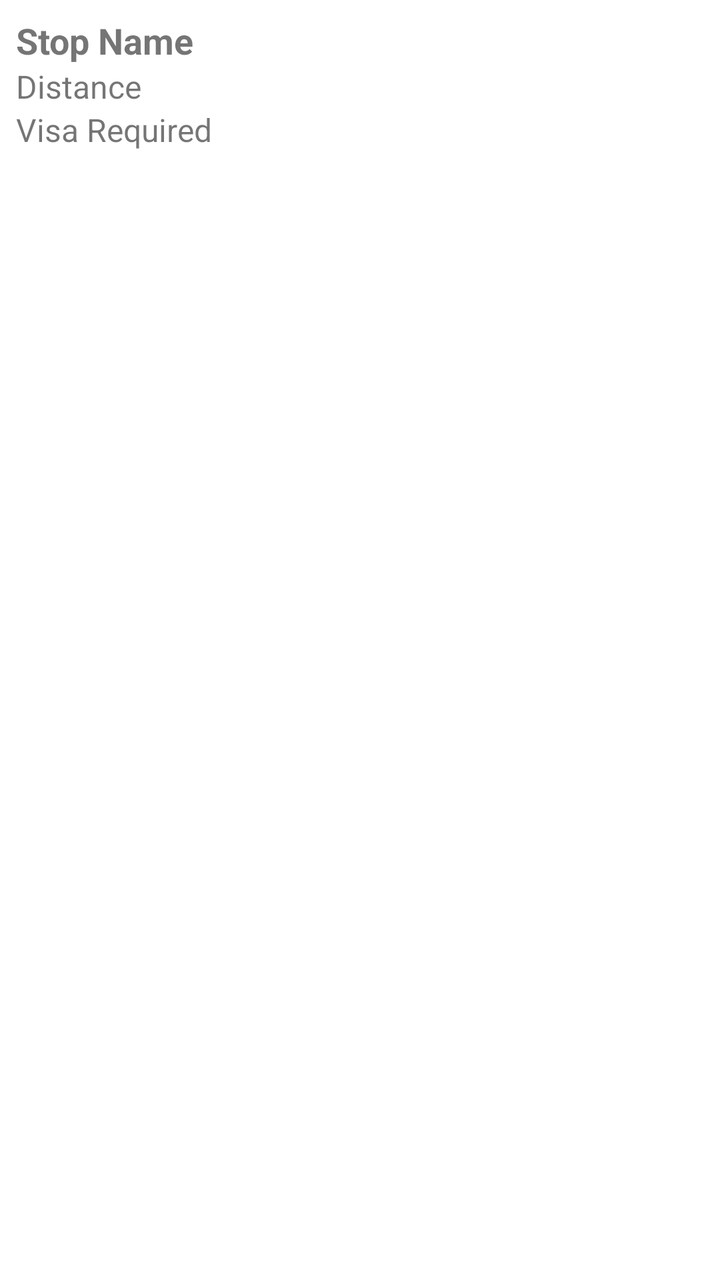
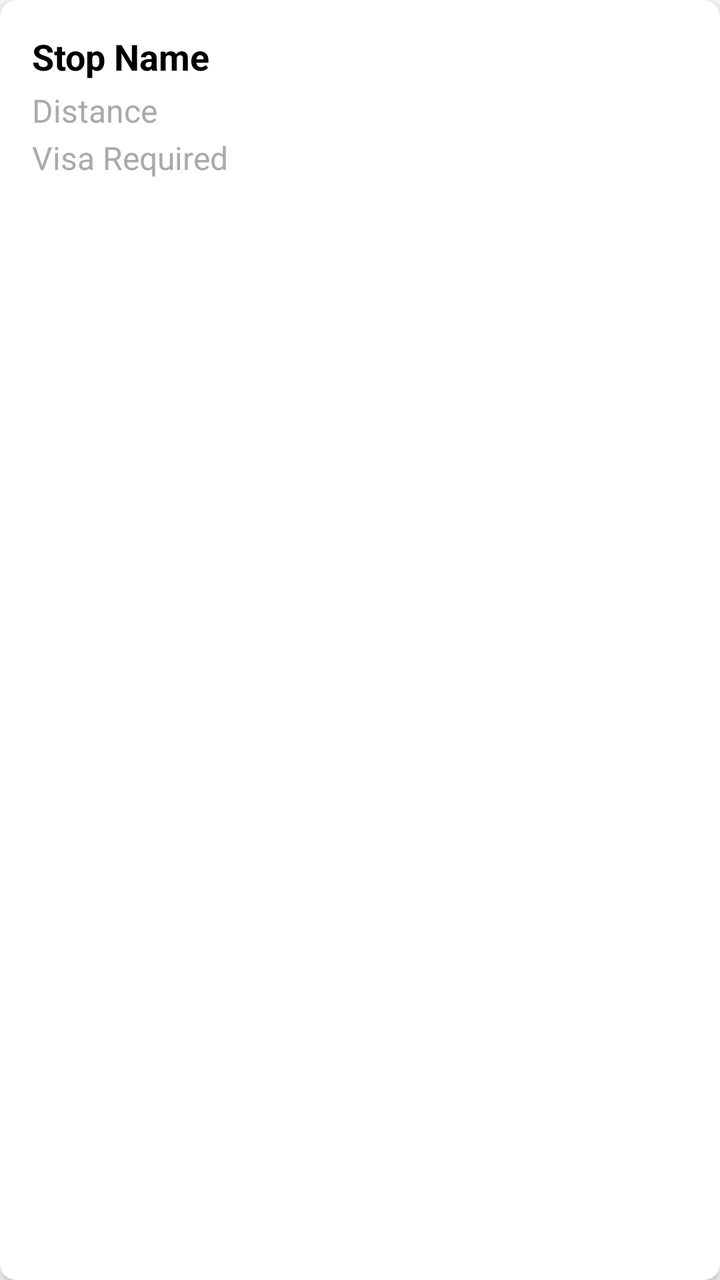

Screens rendered from an Android XML layout before and after an edit, with the pre-edit source and the edit as a unified diff.
<!-- AndroidManifest.xml: application theme Theme.JourneyTracker -->
<!-- res/layout/item_stop.xml -->
<?xml version="1.0" encoding="utf-8"?>
<LinearLayout xmlns:android="http://schemas.android.com/apk/res/android"
    android:layout_width="match_parent"
    android:layout_height="wrap_content"
    android:orientation="vertical"
    android:padding="8dp">

    <TextView
        android:id="@+id/stopName"
        android:layout_width="wrap_content"
        android:layout_height="wrap_content"
        android:text="Stop Name"
        android:textSize="18sp"
        android:textStyle="bold" />

    <TextView
        android:id="@+id/stopDistance"
        android:layout_width="wrap_content"
        android:layout_height="wrap_content"
        android:text="Distance"
        android:textSize="16sp" />

    <TextView
        android:id="@+id/visaRequired"
        android:layout_width="wrap_content"
        android:layout_height="wrap_content"
        android:text="Visa Required"
        android:textSize="16sp" />

</LinearLayout>
<!-- resources referenced by this layout -->
<resources>
  <style name="Theme.JourneyTracker" parent="Theme.MaterialComponents.DayNight">
          <item name="colorPrimary">@color/purple_500</item>
          <item name="colorPrimaryVariant">@color/purple_700</item>
          <item name="colorOnPrimary">@color/white</item>
      </style>
  <color name="purple_500">#FF6200EE</color>
  <color name="purple_700">#FF3700B3</color>
  <color name="white">#FFFFFFFF</color>
</resources>

<!-- the commit's change to res/layout/item_stop.xml (unified diff, before → after) -->
@@ -1,30 +1,44 @@
 <?xml version="1.0" encoding="utf-8"?>
-<LinearLayout xmlns:android="http://schemas.android.com/apk/res/android"
+<androidx.cardview.widget.CardView
+    xmlns:android="http://schemas.android.com/apk/res/android"
+    xmlns:app="http://schemas.android.com/apk/res-auto"
     android:layout_width="match_parent"
     android:layout_height="wrap_content"
-    android:orientation="vertical"
-    android:padding="8dp">
+    app:cardCornerRadius="8dp"
+    app:cardElevation="4dp">
 
-    <TextView
-        android:id="@+id/stopName"
-        android:layout_width="wrap_content"
+
+<LinearLayout
+        android:layout_width="match_parent"
         android:layout_height="wrap_content"
-        android:text="Stop Name"
-        android:textSize="18sp"
-        android:textStyle="bold" />
+        android:orientation="vertical"
+        android:padding="16dp">
 
-    <TextView
-        android:id="@+id/stopDistance"
-        android:layout_width="wrap_content"
-        android:layout_height="wrap_content"
-        android:text="Distance"
-        android:textSize="16sp" />
+        <TextView
+            android:id="@+id/stopName"
+            android:layout_width="wrap_content"
+            android:layout_height="wrap_content"
+            android:text="Stop Name"
+            android:textSize="18sp"
+            android:textStyle="bold"
+            android:textColor="@android:color/black"/>
 
-    <TextView
-        android:id="@+id/visaRequired"
-        android:layout_width="wrap_content"
-        android:layout_height="wrap_content"
-        android:text="Visa Required"
-        android:textSize="16sp" />
+        <TextView
+            android:id="@+id/stopDistance"
+            android:layout_width="wrap_content"
+            android:layout_height="wrap_content"
+            android:text="Distance"
+            android:textSize="16sp"
+            android:textColor="@android:color/darker_gray"
+            android:paddingTop="4dp"/>
 
-</LinearLayout>
+        <TextView
+            android:id="@+id/visaRequired"
+            android:layout_width="wrap_content"
+            android:layout_height="wrap_content"
+            android:text="Visa Required"
+            android:textSize="16sp"
+            android:textColor="@android:color/darker_gray"
+            android:paddingTop="2dp"/>
+    </LinearLayout>
+</androidx.cardview.widget.CardView>
<!-- resource entries referenced after the edit -->
@@ -5,8 +5,8 @@
           <item name="colorPrimaryVariant">@color/purple_700</item>
           <item name="colorOnPrimary">@color/white</item>
       </style>
-  <color name="purple_500">#FF6200EE</color>
-  <color name="purple_700">#FF3700B3</color>
-  <color name="white">#FFFFFFFF</color>
+  <color name="purple_500">#6200EE</color>
+  <color name="purple_700">#3700B3</color>
+  <color name="white">#FFFFFF</color>
 </resources>
 
